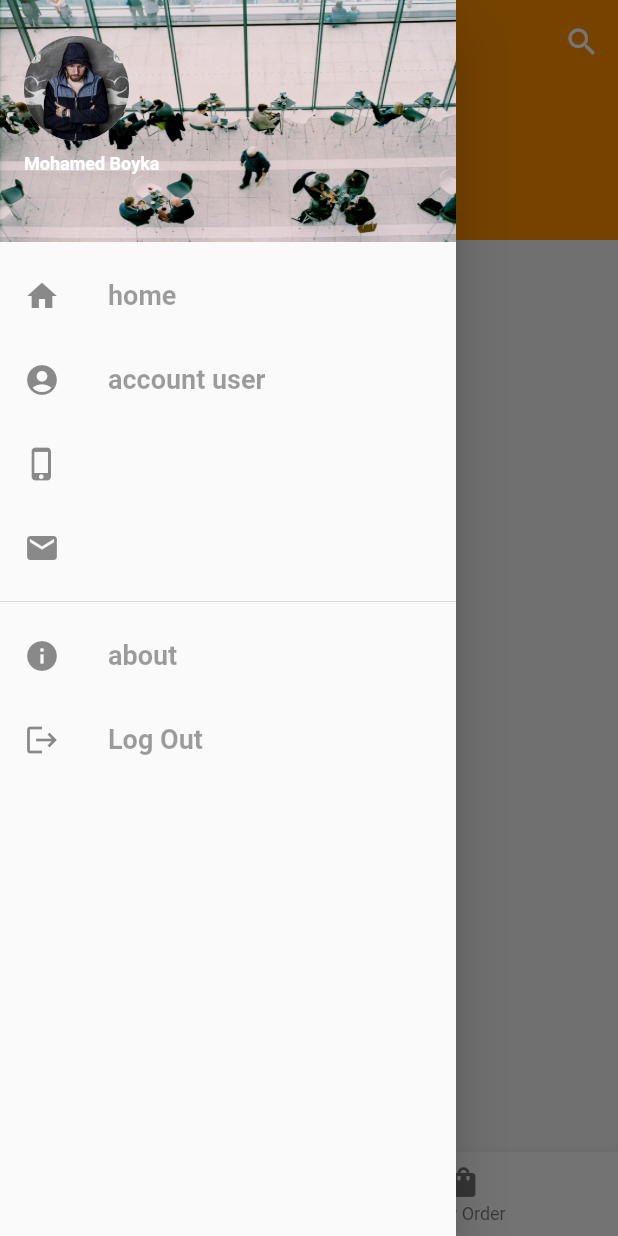
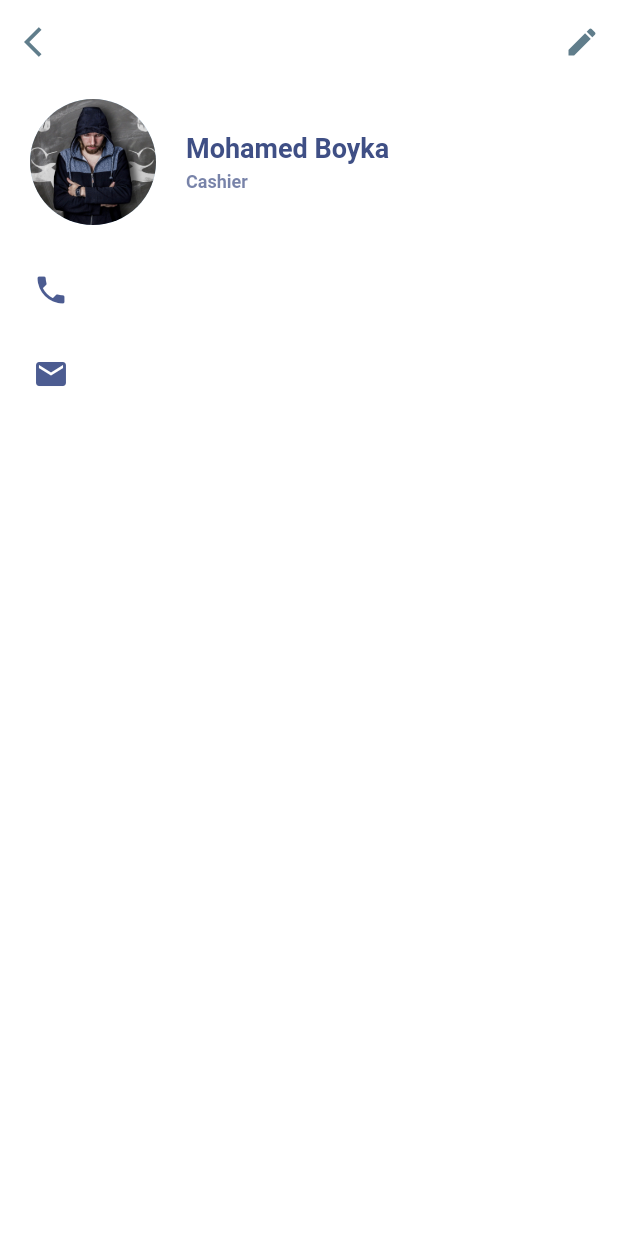
Before and after one commit to egypt-shops/xshop_mobile, a Flutter app: the Cashier screen opened directly, after a tap on the "person" icon, after a tap on "account user", on a phone screen of 412 x 824 dp. Run offline on Flutter 3.47's test engine with Material 2 defaults, Android fonts, the phone set to English and light mode, and no system bars; our stand-ins replace audioplayers, backdrop, material_design_icons_flutter, modal_progress_hud, progress_dialog, rflutter_alert and 3 more; missing offline and left inert: ping_discover_network, qr_code_scanner, wifi; accounts and stored records are empty; generated files the repository leaves out were written again; network calls fail; Roboto replaces fonts that are missing (Hind, Raleway).

Commit message:
make profile screen

```diff
--- a/lib/screens/home/components/cashier.dart
+++ b/lib/screens/home/components/cashier.dart
@@ -4,6 +4,7 @@ import 'package:xshop_mobile/models/product.dart';
 import 'package:xshop_mobile/screens/Cashier/new_order.dart';
 import 'package:xshop_mobile/screens/customer/products/product_search.dart';
 import 'package:xshop_mobile/screens/customer/products/products.dart';
+import 'package:xshop_mobile/screens/profile.dart';
 import 'package:xshop_mobile/services/products.dart';
 import 'package:http/http.dart' as http;
 
@@ -130,25 +131,15 @@ class _CashierState extends State<Cashier> {
               leading: Icon(Icons.account_circle),
               onTap: () {
                 //Navigator.pop(context);
-              },
-            ),
-            ListTile(
-                title: Text(
-                  '$mobile',
-                  style: TextStyle(color: Colors.black38),
-                ),
-                leading: Icon(Icons.phone_iphone_outlined),
-                onTap: () {
-                  createAlertDialog(context, 'mobile');
-                }),
-            ListTile(
-              title: Text(
-                '$email',
-                style: TextStyle(color: Colors.black38),
-              ),
-              leading: Icon(Icons.email),
-              onTap: () {
-                createAlertDialog(context, 'email');
+                Navigator.push(
+                    context,
+                    MaterialPageRoute(
+                        builder: (builder) => Profile(
+                              name: name,
+                              email: email,
+                              phone: mobile,
+                              type: 'Cashier',
+                            )));
               },
             ),
             Divider(),
--- /dev/null
+++ b/lib/screens/profile.dart
@@ -0,0 +1,171 @@
+import 'package:flutter/material.dart';
+import 'package:flutter/widgets.dart';
+import 'package:xshop_mobile/theme/apptheme.dart';
+
+class Profile extends StatelessWidget {
+  final String name;
+  final String email;
+  final String phone;
+  final String type;
+  Profile({this.name, this.email, this.phone, this.type});
+  @override
+  Widget build(BuildContext context) {
+    TextEditingController _mobileController =
+        TextEditingController(text: '$phone');
+    TextEditingController _nameController =
+        TextEditingController(text: 'Mohamed Boyka');
+    TextEditingController _emailController =
+        TextEditingController(text: '$email');
+
+    // alert dialog
+    createAlertDialog(BuildContext context) {
+      return showDialog(
+          context: context,
+          builder: (context) {
+            return AlertDialog(
+              title: Text(
+                'Edit Profile',
+                style: TextStyle(fontSize: 18.0, fontStyle: FontStyle.normal),
+              ),
+              content: Container(
+                height: 160,
+                child: Column(
+                  children: [
+                    TextFormField(
+                      controller: _mobileController,
+                      decoration: InputDecoration(
+                        hintText: 'mobile  ',
+                      ),
+                    ),
+                    TextFormField(
+                        controller: _nameController,
+                        decoration: InputDecoration(
+                          hintText: 'name  ',
+                        )),
+                    TextFormField(
+                        controller: _emailController,
+                        decoration: InputDecoration(
+                          hintText: 'email  ',
+                        ))
+                  ],
+                ),
+              ),
+              actions: <Widget>[
+                FlatButton(
+                    color: Theme.of(context).primaryColor,
+                    textColor: Colors.white,
+                    autofocus: true,
+                    focusColor: Theme.of(context).primaryColor,
+                    child: new Text("Save"),
+                    onPressed: () {
+                      Navigator.of(context).pop();
+                    })
+              ],
+            );
+          });
+    }
+
+    return Scaffold(
+        backgroundColor: Colors.white,
+        appBar: AppBar(
+          elevation: 0,
+          backgroundColor: Colors.white,
+          leading: IconButton(
+              icon: Icon(Icons.arrow_back_ios, color: AppColors().primary),
+              onPressed: () {
+                Navigator.pop(context);
+              }),
+          actions: [
+            IconButton(
+                icon: Icon(Icons.edit, color: AppColors().primary),
+                onPressed: () {
+                  createAlertDialog(context);
+                })
+          ],
+        ),
+        body: Column(
+          crossAxisAlignment: CrossAxisAlignment.start,
+          mainAxisAlignment: MainAxisAlignment.start,
+          children: [
+            SizedBox(
+              height: 10.0,
+            ),
+            Row(
+              mainAxisAlignment: MainAxisAlignment.start,
+              children: [
+                SizedBox(
+                  width: 20.0,
+                ),
+                CircleAvatar(
+                  backgroundImage: AssetImage('images/an.jpg'),
+                  radius: 42,
+                ),
+                SizedBox(
+                  width: 20.0,
+                ),
+                Column(
+                  crossAxisAlignment: CrossAxisAlignment.start,
+                  children: [
+                    Text(
+                      'Mohamed Boyka',
+                      style: TextStyle(
+                          color: Color(0xff3F4F85),
+                          fontSize: 18.0,
+                          fontWeight: FontWeight.bold),
+                    ),
+                    SizedBox(
+                      height: 5.0,
+                    ),
+                    Opacity(
+                      opacity: 0.7,
+                      child: Text(
+                        '$type',
+                        style: TextStyle(
+                            color: Color(0xff3F4F85),
+                            fontSize: 12.0,
+                            fontWeight: FontWeight.bold),
+                      ),
+                    ),
+                  ],
+                )
+              ],
+            ),
+            SizedBox(
+              height: 15,
+            ),
+            Padding(
+              padding: const EdgeInsets.only(left: 6.0),
+              child: ListTile(
+                leading: Icon(
+                  Icons.phone,
+                  color: Color(0xff4C5C91),
+                ),
+                title: Text(
+                  '$phone',
+                  style: TextStyle(
+                    fontSize: 16,
+                    color: Color(0xff4C5C91),
+                  ),
+                ),
+              ),
+            ),
+            Padding(
+              padding: const EdgeInsets.only(left: 6.0),
+              child: ListTile(
+                leading: Icon(
+                  Icons.mail,
+                  color: Color(0xff4C5C91),
+                ),
+                title: Text(
+                  '$email',
+                  style: TextStyle(
+                    fontSize: 16,
+                    color: Color(0xff4C5C91),
+                  ),
+                ),
+              ),
+            )
+          ],
+        ));
+  }
+}
```
Also changed, not shown: lib/screens/home/components/customer.dart (+10 -19 lines), lib/screens/home/components/data_entry_clerk.dart (+9 -19 lines).
